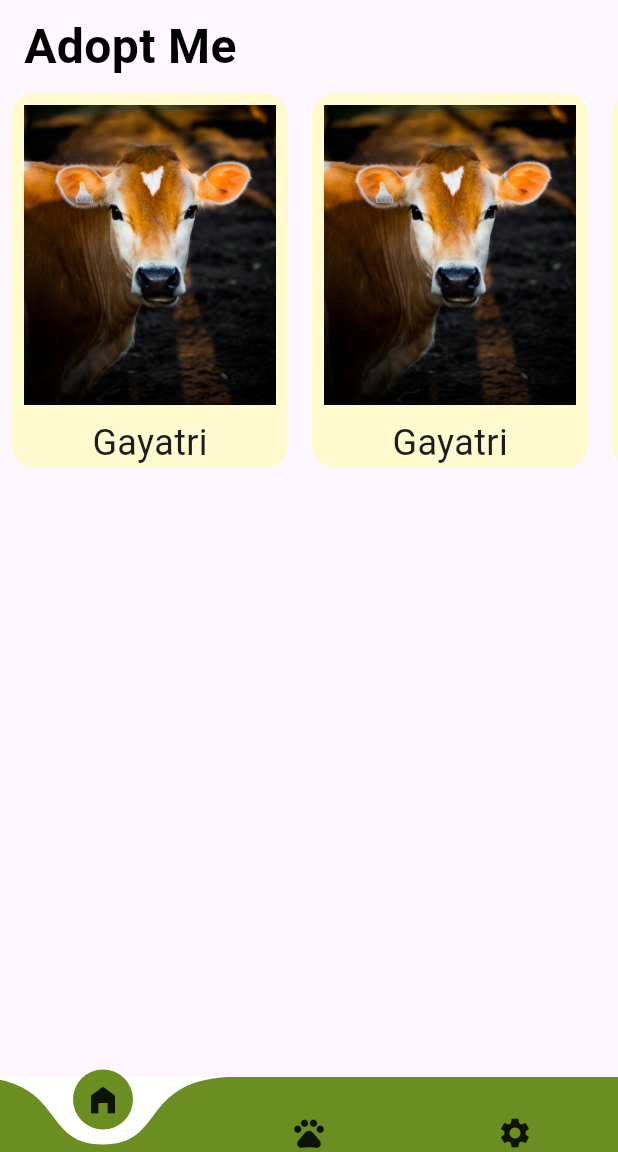
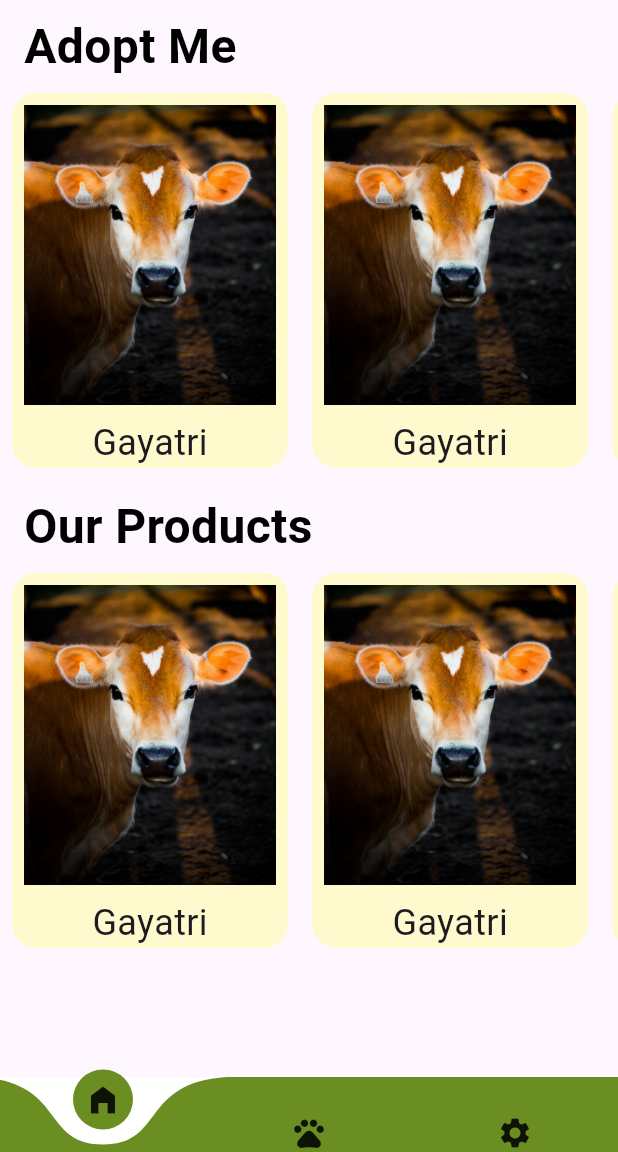
Before and after one commit to MamtaBhatt885/fur_ball, a Flutter app: the screen it shows after launch, on a phone screen of 412 x 824 dp, the part 84-1236 px from its top. Run offline on Flutter 3.47's test engine with Material 3 defaults, Android fonts, the phone set to English and light mode, and no system bars; drawn by our look-alikes of curved_navigation_bar.

Commit message:
our products

```diff
--- a/lib/features/home/home_screen.dart
+++ b/lib/features/home/home_screen.dart
@@ -29,7 +29,23 @@ Container(
     ),
 
   ),
-)
+),
+            HomeScreenHeadingText(text: "Our Products"),
+
+            Container(
+              child: SingleChildScrollView(
+                scrollDirection: Axis.horizontal,
+                child: Row(
+                  children: [
+                    ReusableContainer(),
+                    ReusableContainer(),
+                    ReusableContainer(),
+                  ],
+                ),
+
+              ),
+            ),
+
 
           ],
         ),
```
